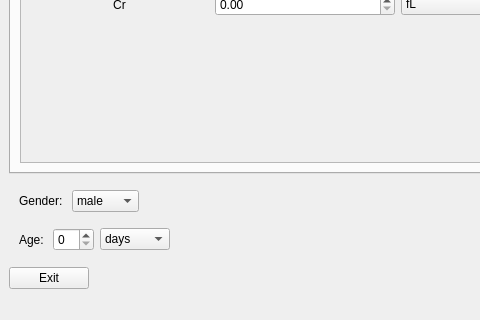
The window that src/ui/mainwindow.ui (juliagoda/LabTests) describes before a commit, drawn with Qt 5; both pictures show x 0 to 480 and y 280 to 600 of the 610 by 600 pixel window.
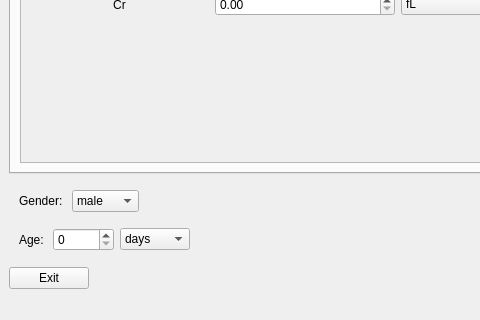
The same window after the commit. The open tabs and pages were chosen to show the change.

Commit message: Updated main window GUI

What changed in the file:
```diff
--- a/src/ui/mainwindow.ui
+++ b/src/ui/mainwindow.ui
@@ -5455,6 +5455,9 @@
             <property name="toolTip">
              <string>Choose your age. Don't forget to choose &quot;days&quot;, &quot;months&quot; or &quot;years&quot;</string>
             </property>
+            <property name="maximum">
+             <number>54000</number>
+            </property>
            </widget>
           </item>
           <item>
```
Left out of the diff: 22 changed lines with no effect on the pictures. The commit also changes 1 other file.
